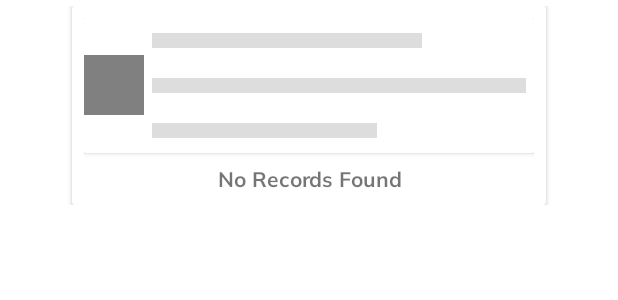
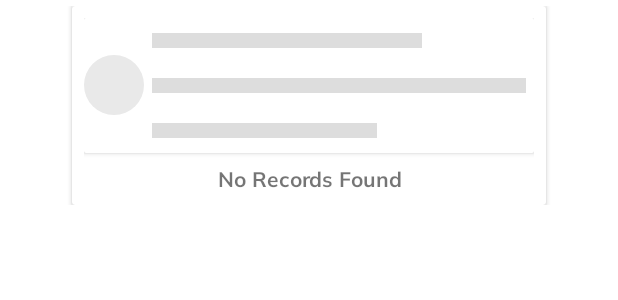
Before and after one commit to DesamNaren/GHMCElectionPolling, an Android app: the layout no_record_report.xml on its own in the app's theme, with its tools: preview values and no code run, on a phone screen of 412 x 824 dp. Shown: the top 300 px of the screen. Run offline under Robolectric (Android 15) with nearby library versions, the phone set to English and light mode, and no system bars.

Commit message:
Report UI

```diff
--- a/app/src/main/res/layout/no_record_report.xml
+++ b/app/src/main/res/layout/no_record_report.xml
@@ -44,7 +44,7 @@
                             android:layout_width="@dimen/dimen_40dp"
                             android:layout_height="@dimen/dimen_40dp"
                             android:layout_gravity="center"
-                            android:background="@color/dark_gray" />
+                            android:background="@drawable/internal_circle_background_dark_gray" />
 
                         <LinearLayout
                             android:layout_width="match_parent"
```
